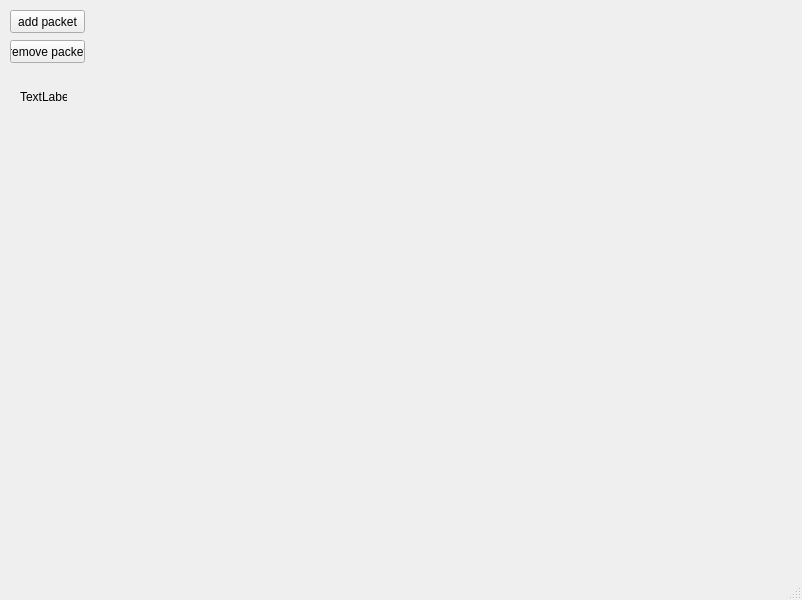
Qt form gui/GUI.ui (LiorM30/cyber-final) before a commit.
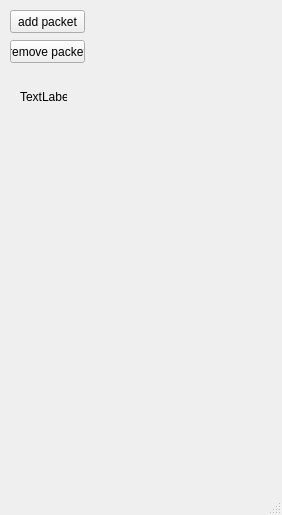
The same form after that commit.

Commit message: done i ssadna

```diff
--- a/gui/GUI.ui
+++ b/gui/GUI.ui
@@ -6,8 +6,8 @@
    <rect>
     <x>0</x>
     <y>0</y>
-    <width>802</width>
-    <height>600</height>
+    <width>282</width>
+    <height>515</height>
    </rect>
   </property>
   <property name="windowTitle">
```
Left out of the diff: 8 changed lines with no effect on the pictures. The commit also changes 2 other files.
